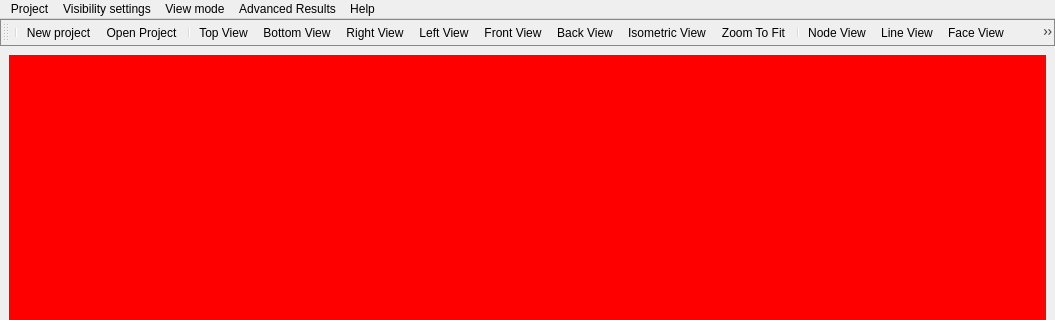
This is vibra/interface/data/ui_files/main_window.ui in MOPT-UFSC/VIBRA as Qt 5 draws it before an edit; both pictures show x 0 to 1055 and y 0 to 320 of the 1055 by 586 pixel window. The edited form follows.
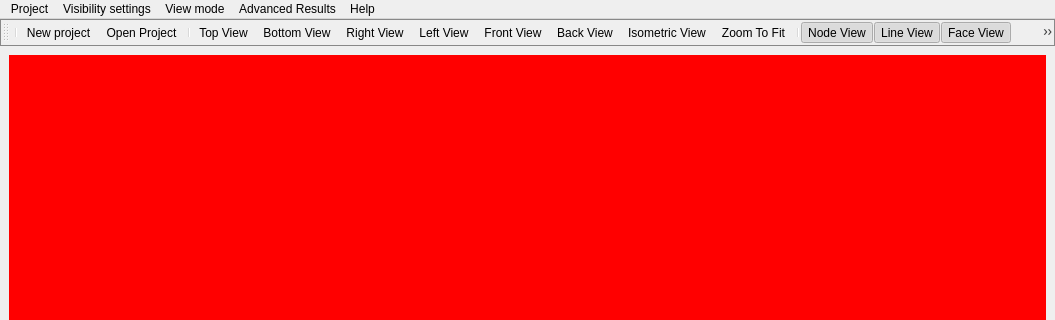
This is the edited form. Icons and pictures are not drawn.

Patch:
```diff
--- a/vibra/interface/data/ui_files/main_window.ui
+++ b/vibra/interface/data/ui_files/main_window.ui
@@ -364,6 +364,12 @@
    </property>
   </action>
   <action name="action_node_view">
+   <property name="checkable">
+    <bool>true</bool>
+   </property>
+   <property name="checked">
+    <bool>true</bool>
+   </property>
    <property name="icon">
     <iconset>
      <normaloff>../icons/visibility/nodes.png</normaloff>../icons/visibility/nodes.png</iconset>
@@ -373,6 +379,12 @@
    </property>
   </action>
   <action name="action_line_view">
+   <property name="checkable">
+    <bool>true</bool>
+   </property>
+   <property name="checked">
+    <bool>true</bool>
+   </property>
    <property name="icon">
     <iconset>
      <normaloff>../icons/visibility/lines.png</normaloff>../icons/visibility/lines.png</iconset>
@@ -382,6 +394,12 @@
    </property>
   </action>
   <action name="action_face_view">
+   <property name="checkable">
+    <bool>true</bool>
+   </property>
+   <property name="checked">
+    <bool>true</bool>
+   </property>
    <property name="icon">
     <iconset>
      <normaloff>../icons/visibility/faces.png</normaloff>../icons/visibility/faces.png</iconset>
@@ -400,6 +418,12 @@
    </property>
   </action>
   <action name="action_hide_show_symbols">
+   <property name="checkable">
+    <bool>true</bool>
+   </property>
+   <property name="checked">
+    <bool>true</bool>
+   </property>
    <property name="icon">
     <iconset>
      <normaloff>../icons/visibility/show_symbols.png</normaloff>../icons/visibility/show_symbols.png</iconset>
```
Left out of the diff: 2 changed lines with no effect on the pictures.
